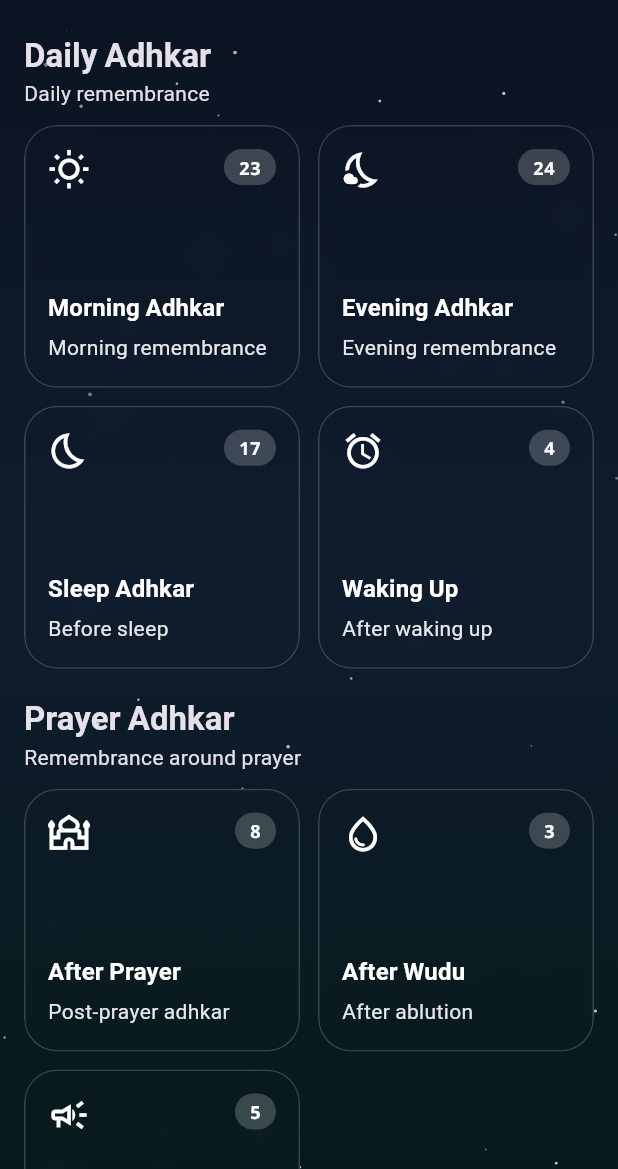
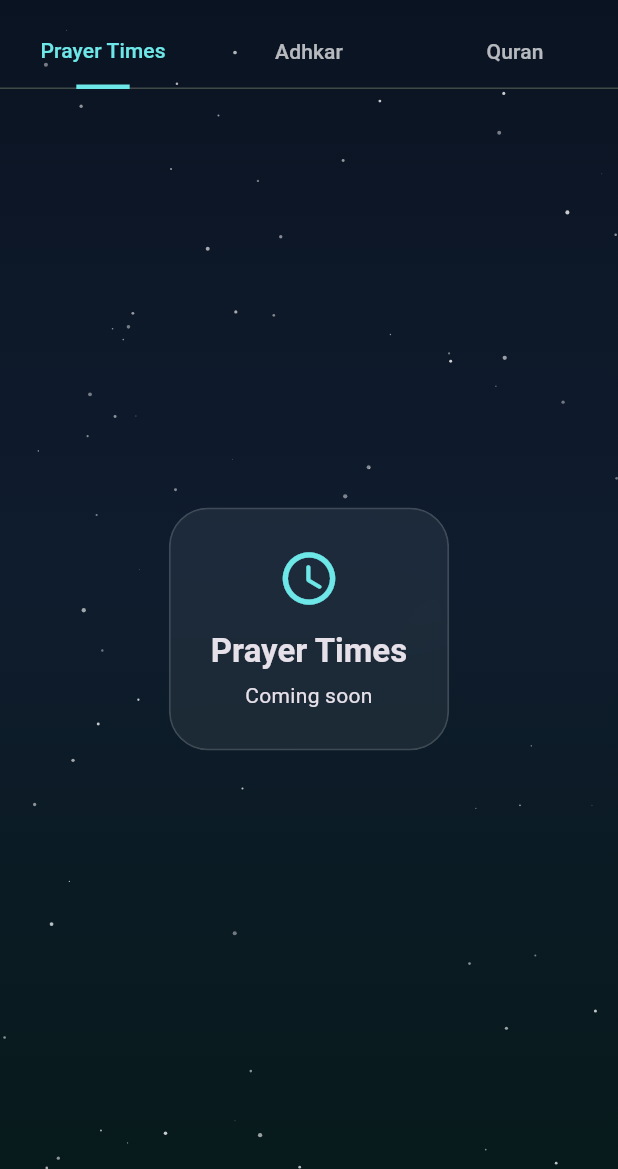
Before and after one commit to saeedhshm/azkar, a Flutter app: the screen it shows after launch, on a phone screen of 412 x 824 dp, the part 67-1236 px from its top. Run offline on Flutter 3.47's test engine with Material 3 defaults, Android fonts, the phone set to English and light mode, and no system bars; our stand-ins replace audioplayers, easy_localization, equatable, flutter_bloc, flutter_local_notifications, get_it and 5 more; accounts and stored records are empty.

Commit message:
Enhance design

```diff
--- a/assets/translations/ar.json
+++ b/assets/translations/ar.json
@@ -44,7 +44,13 @@
         "title": "مواقف الحياة",
         "subtitle": "أذكار وأدعية للمواقف اليومية"
       }
-    }
+    },
+    "tabs": {
+      "prayer_times": "مواقيت الصلاة",
+      "adhkar": "الأذكار",
+      "quran": "القرآن الكريم"
+    },
+    "placeholder": "قريبًا"
   },
   "categories": {
     "morning_adhkar": {
--- a/assets/translations/en.json
+++ b/assets/translations/en.json
@@ -44,7 +44,13 @@
         "title": "Life Situations",
         "subtitle": "Adhkar for daily situations"
       }
-    }
+    },
+    "tabs": {
+      "prayer_times": "Prayer Times",
+      "adhkar": "Adhkar",
+      "quran": "Quran"
+    },
+    "placeholder": "Coming soon"
   },
   "categories": {
     "morning_adhkar": {
--- a/assets/translations/id.json
+++ b/assets/translations/id.json
@@ -44,7 +44,13 @@
         "title": "Situasi Kehidupan",
         "subtitle": "Doa untuk keseharian"
       }
-    }
+    },
+    "tabs": {
+      "prayer_times": "Waktu Salat",
+      "adhkar": "Dzikir",
+      "quran": "Al-Qur'an"
+    },
+    "placeholder": "Segera hadir"
   },
   "categories": {
     "morning_adhkar": {
--- a/assets/translations/tr.json
+++ b/assets/translations/tr.json
@@ -44,7 +44,13 @@
         "title": "Hayat Durumları",
         "subtitle": "Günlük durumlar için dualar"
       }
-    }
+    },
+    "tabs": {
+      "prayer_times": "Namaz Vakitleri",
+      "adhkar": "Zikirler",
+      "quran": "Kur'an-ı Kerim"
+    },
+    "placeholder": "Yakında"
   },
   "categories": {
     "morning_adhkar": {
--- a/lib/features/adhkar/presentation/pages/home_screen.dart
+++ b/lib/features/adhkar/presentation/pages/home_screen.dart
@@ -1,4 +1,5 @@
 import 'dart:math';
+import 'dart:ui';
 
 import 'package:easy_localization/easy_localization.dart';
 import 'package:flutter/material.dart';
@@ -39,7 +40,16 @@ class _HomeScreenState extends State<HomeScreen> {
 
   @override
   Widget build(BuildContext context) {
-    return Scaffold(
+    final isDark = Theme.of(context).brightness == Brightness.dark;
+    final accentColor =
+        isDark ? const Color(0xFF6EE7E8) : const Color(0xFFC58B55);
+    final unselectedColor = isDark
+        ? Colors.white.withValues(alpha: 0.7)
+        : const Color(0xFF7A5A35);
+
+    return DefaultTabController(
+      length: 3,
+      child: Scaffold(
         extendBodyBehindAppBar: true,
         appBar: AppBar(
           title: Text('app.name'.tr()),
@@ -62,15 +72,59 @@ class _HomeScreenState extends State<HomeScreen> {
               icon: const Icon(Icons.settings_outlined),
             ),
           ],
+          bottom: PreferredSize(
+            preferredSize: const Size.fromHeight(48),
+            child: TabBar(
+              labelColor: accentColor,
+              unselectedLabelColor: unselectedColor,
+              indicator: UnderlineTabIndicator(
+                borderSide: BorderSide(color: accentColor, width: 3),
+                insets: const EdgeInsets.symmetric(horizontal: 24),
+              ),
+              tabs: [
+                Tab(text: 'home.tabs.prayer_times'.tr()),
+                Tab(text: 'home.tabs.adhkar'.tr()),
+                Tab(text: 'home.tabs.quran'.tr()),
+              ],
+            ),
+          ),
         ),
         body: Stack(
           children: [
-          _HomeBackground(
-            isDark: Theme.of(context).brightness == Brightness.dark,
+            _HomeBackground(isDark: isDark),
+            SafeArea(
+              child: TabBarView(
+                children: [
+                  _PlaceholderTab(
+                    title: 'home.tabs.prayer_times'.tr(),
+                    icon: Icons.access_time_rounded,
+                    isDark: isDark,
                   ),
-          SafeArea(
-            child: FutureBuilder<Map<String, int>>(
-              future: _countsFuture,
+                  _AdhkarTab(countsFuture: _countsFuture),
+                  _PlaceholderTab(
+                    title: 'home.tabs.quran'.tr(),
+                    icon: Icons.menu_book_rounded,
+                    isDark: isDark,
+                  ),
+                ],
+              ),
+            ),
+          ],
+        ),
+      ),
+    );
+  }
+}
+
+class _AdhkarTab extends StatelessWidget {
+  const _AdhkarTab({required this.countsFuture});
+
+  final Future<Map<String, int>> countsFuture;
+
+  @override
+  Widget build(BuildContext context) {
+    return FutureBuilder<Map<String, int>>(
+      future: countsFuture,
       builder: (context, snapshot) {
         if (snapshot.connectionState == ConnectionState.waiting) {
           return const Center(child: CircularProgressIndicator());
@@ -83,9 +137,7 @@ class _HomeScreenState extends State<HomeScreen> {
           itemCount: AppCategories.sections.length,
           itemBuilder: (context, sectionIndex) {
             final section = AppCategories.sections[sectionIndex];
-                    final sectionItems = AppCategories.itemsBySection(
-                      section.key,
-                    );
+            final sectionItems = AppCategories.itemsBySection(section.key);
 
             if (sectionItems.isEmpty) {
               return const SizedBox.shrink();
@@ -103,7 +155,9 @@ class _HomeScreenState extends State<HomeScreen> {
                       children: [
                         Text(
                           section.titleKey.tr(),
-                                  style: Theme.of(context).textTheme.titleLarge
+                          style: Theme.of(context)
+                              .textTheme
+                              .titleLarge
                               ?.copyWith(fontWeight: FontWeight.w700),
                         ),
                         const SizedBox(height: 2),
@@ -117,18 +171,14 @@ class _HomeScreenState extends State<HomeScreen> {
                   LayoutBuilder(
                     builder: (context, constraints) {
                       final width = constraints.maxWidth;
-                              final crossAxisCount = width >= 1000
-                                  ? 4
-                                  : width >= 700
-                                  ? 3
-                                  : 2;
+                      final crossAxisCount =
+                          width >= 1000 ? 4 : width >= 700 ? 3 : 2;
 
                       return GridView.builder(
                         shrinkWrap: true,
                         physics: const NeverScrollableScrollPhysics(),
                         itemCount: sectionItems.length,
-                                gridDelegate:
-                                    SliverGridDelegateWithFixedCrossAxisCount(
+                        gridDelegate: SliverGridDelegateWithFixedCrossAxisCount(
                           crossAxisCount: crossAxisCount,
                           crossAxisSpacing: 12,
                           mainAxisSpacing: 12,
@@ -155,9 +205,76 @@ class _HomeScreenState extends State<HomeScreen> {
           },
         );
       },
+    );
+  }
+}
+
+class _PlaceholderTab extends StatelessWidget {
+  const _PlaceholderTab({
+    required this.title,
+    required this.icon,
+    required this.isDark,
+  });
+
+  final String title;
+  final IconData icon;
+  final bool isDark;
+
+  @override
+  Widget build(BuildContext context) {
+    final accentColor =
+        isDark ? const Color(0xFF6EE7E8) : const Color(0xFFC58B55);
+
+    return Center(
+      child: Padding(
+        padding: const EdgeInsets.all(24),
+        child: ClipRRect(
+          borderRadius: BorderRadius.circular(26),
+          child: BackdropFilter(
+            filter: ImageFilter.blur(sigmaX: 16, sigmaY: 16),
+            child: DecoratedBox(
+              decoration: BoxDecoration(
+                color: isDark
+                    ? Colors.white.withValues(alpha: 0.06)
+                    : Colors.white.withValues(alpha: 0.55),
+                borderRadius: BorderRadius.circular(26),
+                border: Border.all(
+                  color: isDark
+                      ? Colors.white.withValues(alpha: 0.15)
+                      : const Color(0xFFBFA272).withValues(alpha: 0.35),
+                  width: 1.2,
                 ),
               ),
+              child: Padding(
+                padding: const EdgeInsets.symmetric(
+                  horizontal: 28,
+                  vertical: 26,
+                ),
+                child: Column(
+                  mainAxisSize: MainAxisSize.min,
+                  children: [
+                    Icon(icon, size: 42, color: accentColor),
+                    const SizedBox(height: 12),
+                    Text(
+                      title,
+                      style: Theme.of(context)
+                          .textTheme
+                          .titleLarge
+                          ?.copyWith(fontWeight: FontWeight.w700),
+                      textAlign: TextAlign.center,
+                    ),
+                    const SizedBox(height: 6),
+                    Text(
+                      'home.placeholder'.tr(),
+                      style: Theme.of(context).textTheme.bodyMedium,
+                      textAlign: TextAlign.center,
+                    ),
                   ],
+                ),
+              ),
+            ),
+          ),
+        ),
       ),
     );
   }
```
Lines whose indentation alone changed are shown as unchanged.
